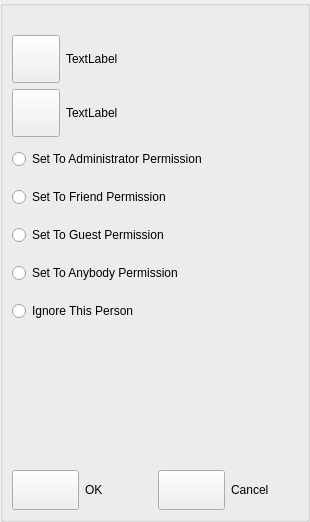
Before: the Qt Designer form GoTvApps/GoTvCommon/Forms/AppletPeerChangeFriendship.ui in brettrjones-github/nolimitconnect, drawn with Qt 5.
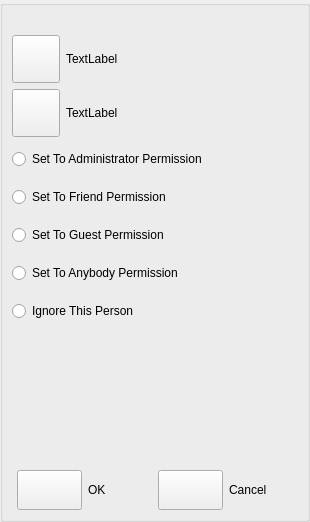
After: the same form once the commit is applied. Custom widgets are drawn as their Qt base class.

```diff
--- a/GoTvApps/GoTvCommon/Forms/AppletPeerChangeFriendship.ui
+++ b/GoTvApps/GoTvCommon/Forms/AppletPeerChangeFriendship.ui
@@ -218,6 +218,12 @@
       </item>
       <item>
        <layout class="QHBoxLayout" name="horizontalLayout_2">
+        <property name="leftMargin">
+         <number>5</number>
+        </property>
+        <property name="rightMargin">
+         <number>5</number>
+        </property>
         <item>
          <widget class="VxPushButton" name="OkButton">
           <property name="minimumSize">
```
